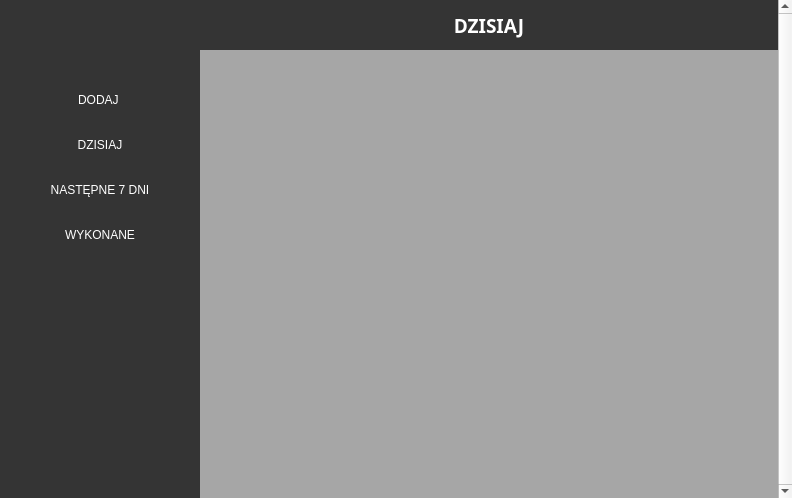
Qt form mainwindow.ui (albixus/to_do_list_university_project) before a commit.
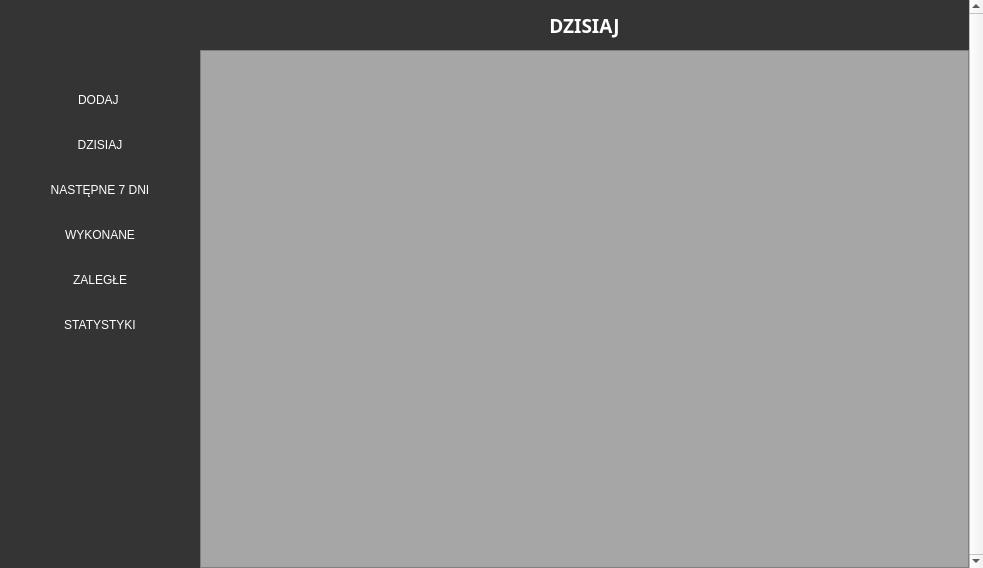
The same form after that commit. Icons and pictures are not drawn.

Commit message: Huge modification of task system. First files appeared.

Diff of the .ui file:
```diff
--- a/mainwindow.ui
+++ b/mainwindow.ui
@@ -9,8 +9,8 @@
    <rect>
     <x>0</x>
     <y>0</y>
-    <width>792</width>
-    <height>498</height>
+    <width>983</width>
+    <height>568</height>
    </rect>
   </property>
   <property name="sizePolicy">
@@ -73,6 +73,11 @@
 	border:none;
 }
 
+#task_list
+{
+	background-color:rgb(166, 166, 166);
+}
+
 </string>
   </property>
   <widget class="QWidget" name="centralWidget">
@@ -281,6 +286,38 @@
              </property>
             </widget>
            </item>
+           <item>
+            <widget class="QPushButton" name="overdue_button">
+             <property name="minimumSize">
+              <size>
+               <width>0</width>
+               <height>40</height>
+              </size>
+             </property>
+             <property name="cursor">
+              <cursorShape>PointingHandCursor</cursorShape>
+             </property>
+             <property name="text">
+              <string>ZALEGŁE</string>
+             </property>
+            </widget>
+           </item>
+           <item>
+            <widget class="QPushButton" name="stat_button">
+             <property name="minimumSize">
+              <size>
+               <width>0</width>
+               <height>40</height>
+              </size>
+             </property>
+             <property name="cursor">
+              <cursorShape>PointingHandCursor</cursorShape>
+             </property>
+             <property name="text">
+              <string>STATYSTYKI</string>
+             </property>
+            </widget>
+           </item>
            <item>
             <spacer name="verticalSpacer">
              <property name="orientation">
@@ -315,8 +352,8 @@
           <rect>
            <x>0</x>
            <y>0</y>
-           <width>576</width>
-           <height>496</height>
+           <width>767</width>
+           <height>566</height>
           </rect>
          </property>
          <property name="minimumSize">
@@ -326,6 +363,9 @@
           </size>
          </property>
          <layout class="QVBoxLayout" name="verticalLayout_3">
+          <property name="spacing">
+           <number>0</number>
+          </property>
           <property name="leftMargin">
            <number>0</number>
           </property>
@@ -383,33 +423,35 @@
            </widget>
           </item>
           <item>
-           <layout class="QVBoxLayout" name="tasks">
+           <widget class="QListWidget" name="task_list">
+            <property name="sizeIncrement">
+             <size>
+              <width>0</width>
+              <height>0</height>
+             </size>
+            </property>
+            <property name="font">
+             <font>
+              <family>Verdana</family>
+              <pointsize>12</pointsize>
+             </font>
+            </property>
+            <property name="cursor" stdset="0">
+             <cursorShape>ArrowCursor</cursorShape>
+            </property>
+            <property name="contextMenuPolicy">
+             <enum>Qt::CustomContextMenu</enum>
+            </property>
             <property name="spacing">
-             <number>22</number>
+             <number>5</number>
             </property>
-            <property name="leftMargin">
-             <number>20</number>
+            <property name="viewMode">
+             <enum>QListView::ListMode</enum>
             </property>
-            <property name="topMargin">
-             <number>20</number>
+            <property name="sortingEnabled">
+             <bool>true</bool>
             </property>
-            <property name="bottomMargin">
-             <number>122</number>
-            </property>
-           </layout>
-          </item>
-          <item>
-           <spacer name="verticalSpacer_2">
-            <property name="orientation">
-             <enum>Qt::Vertical</enum>
-            </property>
-            <property name="sizeHint" stdset="0">
-             <size>
-              <width>20</width>
-              <height>40</height>
-             </size>
-            </property>
-           </spacer>
+           </widget>
           </item>
          </layout>
         </widget>
```
The commit also changes 9 other files.
